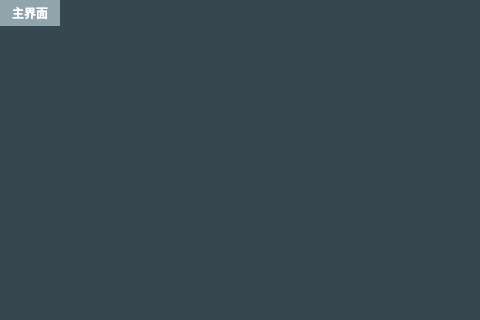
Old version of the form QtClient/mainwindow.ui in the repository imtangsheng/QtClient; both pictures show x 0 to 480 and y 0 to 320 of the 837 by 674 pixel window.
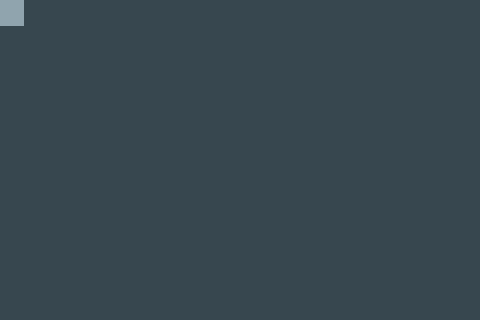
New version of the form. Icons and pictures are not drawn.

The edit to the form file:
```diff
--- a/QtClient/mainwindow.ui
+++ b/QtClient/mainwindow.ui
@@ -198,7 +198,7 @@
          <normaloff>:/asset/Home/Menu.svg</normaloff>:/asset/Home/Menu.svg</iconset>
        </attribute>
        <attribute name="title">
-        <string>主界面</string>
+        <string/>
        </attribute>
        <attribute name="toolTip">
         <string>主界面</string>
```
Left out of the diff: 2 changed lines with no effect on the pictures.
